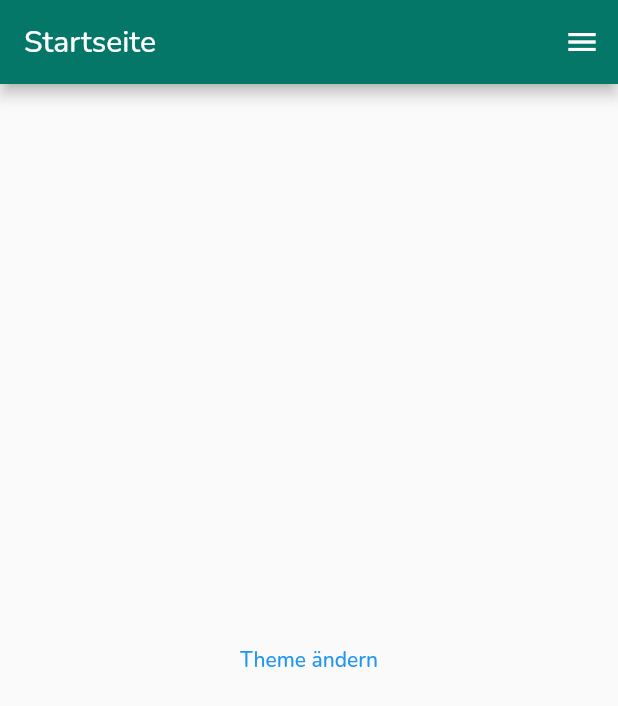
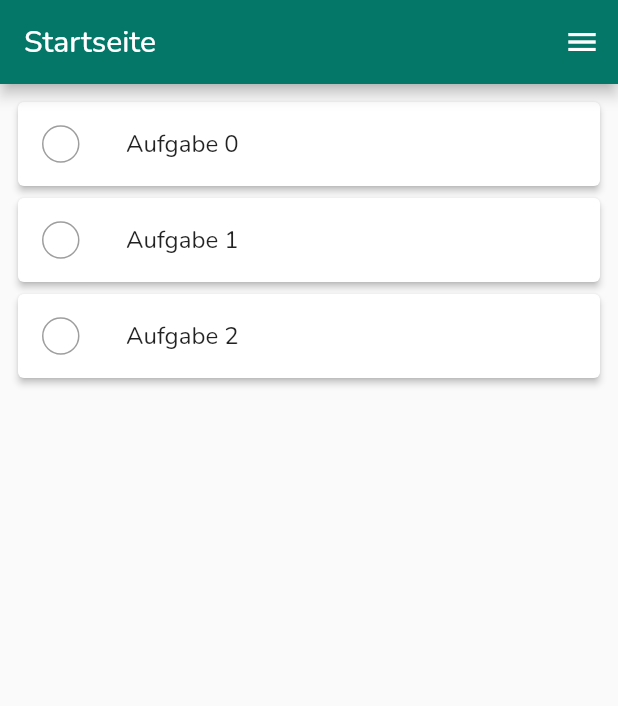
Before and after one commit to Zamaruu/projecthomestrategies, a Flutter app: the screen it shows after launch, on a phone screen of 412 x 824 dp. Shown: the top 706 px of the screen. Run offline on Flutter 3.47's test engine with Material 2 defaults, Android fonts, the light colour scheme and no system bars; our stand-ins replace font_awesome_flutter, google_fonts.

Commit message:
basic round checkbox implemented

```diff
--- a/lib/pages/homepage/homepage.dart
+++ b/lib/pages/homepage/homepage.dart
@@ -1,7 +1,6 @@
 import 'package:flutter/material.dart';
-import 'package:projecthomestrategies/utils/colortheme.dart';
-import 'package:projecthomestrategies/widgets/basescaffold.dart/basescaffold.dart';
-import 'package:provider/provider.dart';
+import 'package:projecthomestrategies/widgets/basescaffold/basescaffold.dart';
+import 'package:projecthomestrategies/widgets/homepage/tasks/pendingtaskspanel.dart';
 
 
 class Homepage extends StatelessWidget {
@@ -11,19 +10,11 @@ class Homepage extends StatelessWidget {
   Widget build(BuildContext context) {
     return BaseScaffold(
       pageTitle: "Startseite",
-      body: Center(
-        child: TextButton(
-          onPressed: (){
-            ColorThemes currentTheme = context.read<AppTheme>().currentTheme;
-            if (currentTheme == ColorThemes.standard) {
-              context.read<AppTheme>().changeTheme(ColorThemes.purple);
-            } else {
-              context.read<AppTheme>().changeTheme(ColorThemes.standard);
-            }
-          },
-          child: const Text("Theme ändern"),
-        ),
-      )
+      body: ListView(
+        children: const [
+          PendingTasksPanel(),
+        ],
+      ),
     );
   }
 }
--- a/lib/widgets/basescaffold.dart/basescaffold.dart
+++ b/lib/widgets/basescaffold/basescaffold.dart
@@ -1,5 +1,5 @@
 import 'package:flutter/material.dart';
-import 'package:projecthomestrategies/widgets/appbar.dart/customappbar.dart';
+import 'package:projecthomestrategies/widgets/appbar/customappbar.dart';
 import 'package:projecthomestrategies/widgets/drawermenu/drawer.dart';
 
 class BaseScaffold extends StatelessWidget {
--- /dev/null
+++ b/lib/widgets/globalwidgets/roundcheckbox.dart
@@ -0,0 +1,58 @@
+import 'package:flutter/material.dart';
+import 'package:projecthomestrategies/utils/colortheme.dart';
+import 'package:provider/provider.dart';
+
+class RoundCheckbox extends StatefulWidget {
+  final double radius;
+  final double iconSize;
+  final bool initialValue;
+  final Function onChanged;
+  final IconData checkedIcon;
+
+  const RoundCheckbox({ Key? key, this.radius = 25, required this.onChanged, this.iconSize = 18, this.checkedIcon = Icons.check, required this.initialValue}) : super(key: key);
+
+  @override
+  _RoundCheckboxState createState() => _RoundCheckboxState();
+}
+
+class _RoundCheckboxState extends State<RoundCheckbox> {
+  late bool checked;
+
+  @override
+  void initState() {
+    super.initState();
+    checked = widget.initialValue;
+  }
+
+  @override
+  Widget build(BuildContext context) {
+    return GestureDetector(
+      onTap: (){
+        setState(() {
+          checked = !checked;
+          widget.onChanged(checked);
+        });
+      },
+      child: Container(
+        width: widget.radius,
+        height: widget.radius,
+        decoration: BoxDecoration(
+          shape: BoxShape.circle,
+          border: Border.all(
+            color: checked? context.read<AppTheme>().customTheme.primaryColor : Colors.grey,
+          ),
+          color: checked? context.read<AppTheme>().customTheme.primaryColor : Colors.white,
+        ),
+        child: checked?
+          Center(
+            child: Icon(
+              widget.checkedIcon,
+              size: widget.iconSize,
+              color: Colors.white,
+            ),
+          ):
+          const Center(),
+      ),
+    );
+  }
+}
--- /dev/null
+++ b/lib/widgets/homepage/tasks/pendingtaskspanel.dart
@@ -0,0 +1,26 @@
+import 'package:flutter/material.dart';
+import 'package:projecthomestrategies/widgets/homepage/tasks/pendingtasktile.dart';
+
+class PendingTasksPanel extends StatefulWidget {
+  const PendingTasksPanel({ Key? key }) : super(key: key);
+
+  @override
+  _PendingTasksPanelState createState() => _PendingTasksPanelState();
+}
+
+class _PendingTasksPanelState extends State<PendingTasksPanel> {
+  @override
+  Widget build(BuildContext context) {
+    return Padding(
+      padding: const EdgeInsets.all(8.0),
+      child: ListView.builder(
+        itemCount: 3,
+        shrinkWrap: true,
+        physics: const NeverScrollableScrollPhysics(),
+        itemBuilder: (BuildContext context, int index) {
+          return PendingTaskTile(taskName: "Aufgabe $index");
+        },
+      ),
+    );
+  }
+}
--- /dev/null
+++ b/lib/widgets/homepage/tasks/pendingtasktile.dart
@@ -0,0 +1,26 @@
+import 'package:flutter/material.dart';
+import 'package:projecthomestrategies/widgets/globalwidgets/roundcheckbox.dart';
+
+class PendingTaskTile extends StatelessWidget {
+  final String taskName;
+
+  const PendingTaskTile({ Key? key, required this.taskName }) : super(key: key);
+
+  @override
+  Widget build(BuildContext context) {
+    return Card(
+      elevation: 2,
+      child: ListTile(
+        leading: RoundCheckbox(
+          initialValue: false,
+          onChanged: (newValue){
+            print(newValue);
+          },
+        ),
+        title: Text(
+          taskName,
+        ),
+      ),
+    );
+  }
+}
```
Also changed, not shown: lib/widgets/appbar/customappbar.dart (renamed from lib/widgets/appbar.dart/customappbar.dart).
